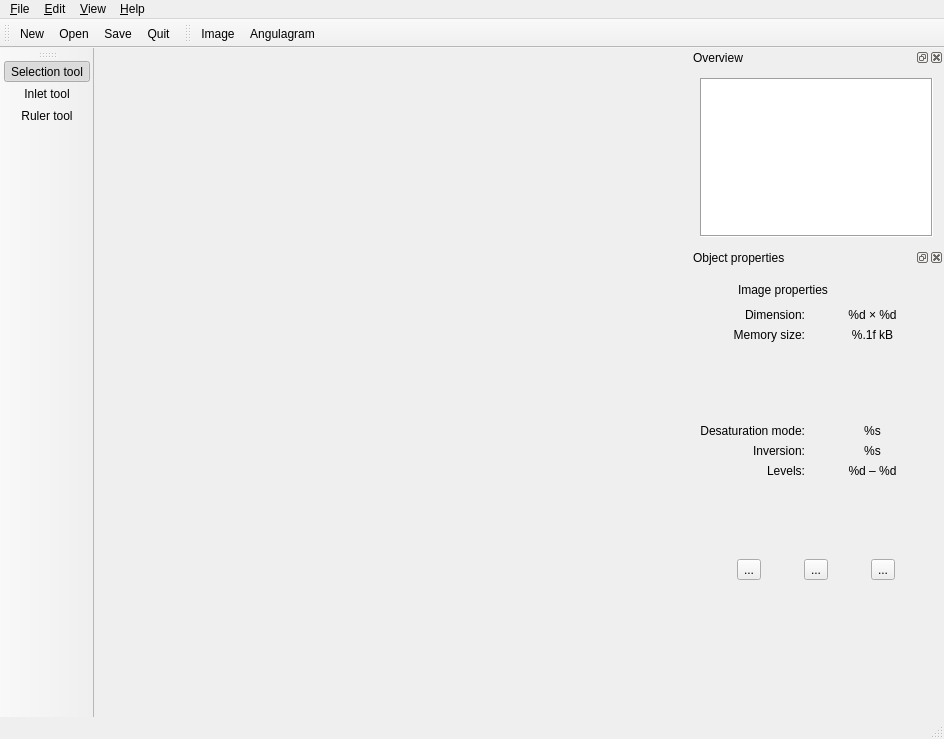
The window that topino/ui/mainwindow.ui (XXY1227/topino) describes before a commit, drawn with Qt 5.
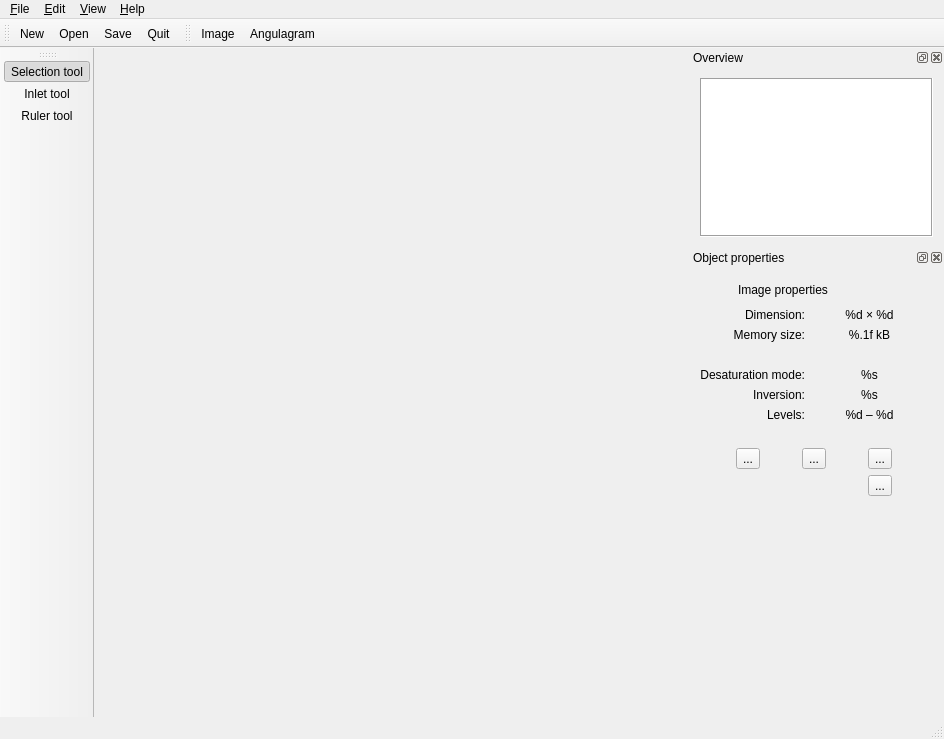
The same window after the commit. The open tabs and pages were chosen to show the change. Icons and pictures are not drawn.

Commit message: Added export functions for data and images

Diff of the .ui file:
```diff
--- a/topino/ui/mainwindow.ui
+++ b/topino/ui/mainwindow.ui
@@ -210,8 +210,8 @@
       <rect>
        <x>0</x>
        <y>0</y>
-       <width>256</width>
-       <height>400</height>
+       <width>250</width>
+       <height>500</height>
       </rect>
      </property>
      <property name="sizePolicy">
@@ -233,53 +233,9 @@
       <number>4</number>
      </property>
      <widget class="QWidget" name="general">
-      <layout class="QGridLayout" name="gridLayout_4">
-       <item row="1" column="3">
-        <widget class="QLabel" name="propImageDimension">
-         <property name="sizePolicy">
-          <sizepolicy hsizetype="Preferred" vsizetype="Preferred">
-           <horstretch>5</horstretch>
-           <verstretch>0</verstretch>
-          </sizepolicy>
-         </property>
-         <property name="text">
-          <string>%d × %d</string>
-         </property>
-         <property name="alignment">
-          <set>Qt::AlignCenter</set>
-         </property>
-        </widget>
-       </item>
-       <item row="0" column="0">
-        <widget class="QLabel" name="label_13">
-         <property name="minimumSize">
-          <size>
-           <width>32</width>
-           <height>24</height>
-          </size>
-         </property>
-         <property name="maximumSize">
-          <size>
-           <width>32</width>
-           <height>24</height>
-          </size>
-         </property>
-         <property name="text">
-          <string/>
-         </property>
-         <property name="textFormat">
-          <enum>Qt::PlainText</enum>
-         </property>
-         <property name="pixmap">
-          <pixmap resource="../topino.qrc">:/ui/toolicons/image.png</pixmap>
-         </property>
-         <property name="scaledContents">
-          <bool>false</bool>
-         </property>
-        </widget>
-       </item>
-       <item row="6" column="0" colspan="3">
-        <widget class="QLabel" name="label_26">
+      <layout class="QGridLayout" name="gridLayout_4" rowstretch="0,0,0,0,0,0,0,0,0,0,0,200">
+       <item row="1" column="0" colspan="3">
+        <widget class="QLabel" name="label_21">
          <property name="sizePolicy">
           <sizepolicy hsizetype="Preferred" vsizetype="Preferred">
            <horstretch>1</horstretch>
@@ -287,13 +243,62 @@
           </sizepolicy>
          </property>
          <property name="text">
-          <string>Levels:</string>
+          <string>Dimension:</string>
          </property>
          <property name="alignment">
           <set>Qt::AlignRight|Qt::AlignTrailing|Qt::AlignVCenter</set>
          </property>
         </widget>
        </item>
+       <item row="11" column="0" colspan="4">
+        <spacer name="verticalSpacer_6">
+         <property name="orientation">
+          <enum>Qt::Vertical</enum>
+         </property>
+         <property name="sizeHint" stdset="0">
+          <size>
+           <width>20</width>
+           <height>40</height>
+          </size>
+         </property>
+        </spacer>
+       </item>
+       <item row="5" column="3">
+        <widget class="QLabel" name="propImageInversion">
+         <property name="text">
+          <string>%s</string>
+         </property>
+         <property name="alignment">
+          <set>Qt::AlignCenter</set>
+         </property>
+        </widget>
+       </item>
+       <item row="4" column="3">
+        <widget class="QLabel" name="propImageDesatMode">
+         <property name="text">
+          <string>%s</string>
+         </property>
+         <property name="alignment">
+          <set>Qt::AlignCenter</set>
+         </property>
+        </widget>
+       </item>
+       <item row="2" column="3">
+        <widget class="QLabel" name="propImageSize">
+         <property name="sizePolicy">
+          <sizepolicy hsizetype="Preferred" vsizetype="Preferred">
+           <horstretch>5</horstretch>
+           <verstretch>0</verstretch>
+          </sizepolicy>
+         </property>
+         <property name="text">
+          <string>%.1f kB</string>
+         </property>
+         <property name="alignment">
+          <set>Qt::AlignCenter</set>
+         </property>
+        </widget>
+       </item>
        <item row="0" column="1" colspan="3">
         <widget class="QLabel" name="label_19">
          <property name="text">
@@ -301,6 +306,19 @@
          </property>
         </widget>
        </item>
+       <item row="8" column="0" colspan="4">
+        <spacer name="verticalSpacer_2">
+         <property name="orientation">
+          <enum>Qt::Vertical</enum>
+         </property>
+         <property name="sizeHint" stdset="0">
+          <size>
+           <width>20</width>
+           <height>20</height>
+          </size>
+         </property>
+        </spacer>
+       </item>
        <item row="5" column="0" colspan="3">
         <widget class="QLabel" name="label_25">
          <property name="sizePolicy">
@@ -317,24 +335,8 @@
          </property>
         </widget>
        </item>
-       <item row="2" column="3">
-        <widget class="QLabel" name="propImageSize">
-         <property name="sizePolicy">
-          <sizepolicy hsizetype="Preferred" vsizetype="Preferred">
-           <horstretch>5</horstretch>
-           <verstretch>0</verstretch>
-          </sizepolicy>
-         </property>
-         <property name="text">
-          <string>%.1f kB</string>
-         </property>
-         <property name="alignment">
-          <set>Qt::AlignCenter</set>
-         </property>
-        </widget>
-       </item>
-       <item row="2" column="0" colspan="3">
-        <widget class="QLabel" name="label_22">
+       <item row="6" column="0" colspan="3">
+        <widget class="QLabel" name="label_26">
          <property name="sizePolicy">
           <sizepolicy hsizetype="Preferred" vsizetype="Preferred">
            <horstretch>1</horstretch>
@@ -342,25 +344,40 @@
           </sizepolicy>
          </property>
          <property name="text">
-          <string>Memory size:</string>
+          <string>Levels:</string>
          </property>
          <property name="alignment">
           <set>Qt::AlignRight|Qt::AlignTrailing|Qt::AlignVCenter</set>
          </property>
         </widget>
        </item>
-       <item row="3" column="0" colspan="4">
-        <spacer name="verticalSpacer_5">
-         <property name="orientation">
-          <enum>Qt::Vertical</enum>
+       <item row="0" column="0">
+        <widget class="QLabel" name="label_13">
+         <property name="minimumSize">
+          <size>
+           <width>32</width>
+           <height>24</height>
+          </size>
          </property>
-         <property name="sizeHint" stdset="0">
+         <property name="maximumSize">
           <size>
-           <width>10</width>
-           <height>20</height>
+           <width>32</width>
+           <height>24</height>
           </size>
          </property>
-        </spacer>
+         <property name="text">
+          <string/>
+         </property>
+         <property name="textFormat">
+          <enum>Qt::PlainText</enum>
+         </property>
+         <property name="pixmap">
+          <pixmap resource="../topino.qrc">:/ui/toolicons/image.png</pixmap>
+         </property>
+         <property name="scaledContents">
+          <bool>false</bool>
+         </property>
+        </widget>
        </item>
        <item row="4" column="0" colspan="3">
         <widget class="QLabel" name="label_24">
@@ -378,84 +395,19 @@
          </property>
         </widget>
        </item>
-       <item row="1" column="0" colspan="3">
-        <widget class="QLabel" name="label_21">
-         <property name="sizePolicy">
-          <sizepolicy hsizetype="Preferred" vsizetype="Preferred">
-           <horstretch>1</horstretch>
-           <verstretch>0</verstretch>
-          </sizepolicy>
-         </property>
+       <item row="6" column="3">
+        <widget class="QLabel" name="propImageLevels">
          <property name="text">
-          <string>Dimension:</string>
+          <string>%d – %d</string>
          </property>
          <property name="alignment">
-          <set>Qt::AlignRight|Qt::AlignTrailing|Qt::AlignVCenter</set>
+          <set>Qt::AlignCenter</set>
          </property>
         </widget>
        </item>
-       <item row="8" column="0" colspan="4">
-        <spacer name="verticalSpacer_2">
-         <property name="orientation">
-          <enum>Qt::Vertical</enum>
-         </property>
-         <property name="sizeHint" stdset="0">
-          <size>
-           <width>20</width>
-           <height>20</height>
-          </size>
-         </property>
-        </spacer>
-       </item>
        <item row="10" column="0" colspan="4">
-        <layout class="QHBoxLayout" name="horizontalLayout_2" stretch="0,0,0">
-         <item>
-          <widget class="QToolButton" name="toolEditImage">
-           <property name="toolTip">
-            <string>Preprocess image</string>
-           </property>
-           <property name="statusTip">
-            <string>Select options for preprocessing the image to make it ready for angulargram creation</string>
-           </property>
-           <property name="text">
-            <string>...</string>
-           </property>
-           <property name="icon">
-            <iconset resource="../topino.qrc">
-             <normaloff>:/ui/toolicons/image_edit.png</normaloff>:/ui/toolicons/image_edit.png</iconset>
-           </property>
-           <property name="iconSize">
-            <size>
-             <width>64</width>
-             <height>32</height>
-            </size>
-           </property>
-          </widget>
-         </item>
-         <item>
-          <widget class="QToolButton" name="toolSwitchImage">
-           <property name="toolTip">
-            <string>Swap source and processed image</string>
-           </property>
-           <property name="statusTip">
-            <string>Swap source and processed image</string>
-           </property>
-           <property name="text">
-            <string>...</string>
-           </property>
-           <property name="icon">
-            <iconset resource="../topino.qrc">
-             <normaloff>:/ui/toolicons/image_switch.png</normaloff>:/ui/toolicons/image_switch.png</iconset>
-           </property>
-           <property name="iconSize">
-            <size>
-             <width>64</width>
-             <height>32</height>
-            </size>
-           </property>
-          </widget>
-         </item>
-         <item>
+        <layout class="QGridLayout" name="gridLayout_8">
+         <item row="0" column="2">
           <widget class="QToolButton" name="toolResetImage">
            <property name="toolTip">
             <string>Resets the processed image</string>
@@ -478,51 +430,122 @@
            </property>
           </widget>
          </item>
+         <item row="0" column="1">
+          <widget class="QToolButton" name="toolSwitchImage">
+           <property name="toolTip">
+            <string>Swap source and processed image</string>
+           </property>
+           <property name="statusTip">
+            <string>Swap source and processed image</string>
+           </property>
+           <property name="text">
+            <string>...</string>
+           </property>
+           <property name="icon">
+            <iconset resource="../topino.qrc">
+             <normaloff>:/ui/toolicons/image_switch.png</normaloff>:/ui/toolicons/image_switch.png</iconset>
+           </property>
+           <property name="iconSize">
+            <size>
+             <width>64</width>
+             <height>32</height>
+            </size>
+           </property>
+          </widget>
+         </item>
+         <item row="0" column="0">
+          <widget class="QToolButton" name="toolEditImage">
+           <property name="toolTip">
+            <string>Preprocess image</string>
+           </property>
+           <property name="statusTip">
+            <string>Select options for preprocessing the image to make it ready for angulargram creation</string>
+           </property>
+           <property name="text">
+            <string>...</string>
+           </property>
+           <property name="icon">
+            <iconset resource="../topino.qrc">
+             <normaloff>:/ui/toolicons/image_edit.png</normaloff>:/ui/toolicons/image_edit.png</iconset>
+           </property>
+           <property name="iconSize">
+            <size>
+             <width>64</width>
+             <height>32</height>
+            </size>
+           </property>
+          </widget>
+         </item>
+         <item row="1" column="2">
+          <widget class="QToolButton" name="toolExportImage">
+           <property name="toolTip">
+            <string>Export the analysis image</string>
+           </property>
+           <property name="statusTip">
+            <string>Exports the analysis image as raster or vector image</string>
+           </property>
+           <property name="text">
+            <string>...</string>
+           </property>
+           <property name="icon">
+            <iconset resource="../topino.qrc">
+             <normaloff>:/ui/toolicons/image_edit.png</normaloff>:/ui/toolicons/image_edit.png</iconset>
+           </property>
+           <property name="iconSize">
+            <size>
+             <width>64</width>
+             <height>32</height>
+            </size>
+           </property>
+          </widget>
+         </item>
         </layout>
        </item>
-       <item row="11" column="0" colspan="4">
-        <spacer name="verticalSpacer_6">
+       <item row="1" column="3">
+        <widget class="QLabel" name="propImageDimension">
+         <property name="sizePolicy">
+          <sizepolicy hsizetype="Preferred" vsizetype="Preferred">
+           <horstretch>5</horstretch>
+           <verstretch>0</verstretch>
+          </sizepolicy>
+         </property>
+         <property name="text">
+          <string>%d × %d</string>
+         </property>
+         <property name="alignment">
+          <set>Qt::AlignCenter</set>
+         </property>
+        </widget>
+       </item>
+       <item row="2" column="0" colspan="3">
+        <widget class="QLabel" name="label_22">
+         <property name="sizePolicy">
+          <sizepolicy hsizetype="Preferred" vsizetype="Preferred">
+           <horstretch>1</horstretch>
+           <verstretch>0</verstretch>
+          </sizepolicy>
+         </property>
+         <property name="text">
+          <string>Memory size:</string>
+         </property>
+         <property name="alignment">
+          <set>Qt::AlignRight|Qt::AlignTrailing|Qt::AlignVCenter</set>
+         </property>
+        </widget>
+       </item>
+       <item row="3" column="0" colspan="4">
+        <spacer name="verticalSpacer_5">
          <property name="orientation">
           <enum>Qt::Vertical</enum>
          </property>
          <property name="sizeHint" stdset="0">
           <size>
-           <width>20</width>
-           <height>40</height>
+           <width>10</width>
+           <height>20</height>
           </size>
          </property>
         </spacer>
        </item>
-       <item row="4" column="3">
-        <widget class="QLabel" name="propImageDesatMode">
-         <property name="text">
-          <string>%s</string>
-         </property>
-         <property name="alignment">
-          <set>Qt::AlignCenter</set>
-         </property>
-        </widget>
-       </item>
-       <item row="5" column="3">
-        <widget class="QLabel" name="propImageInversion">
-         <property name="text">
-          <string>%s</string>
-         </property>
-         <property name="alignment">
-          <set>Qt::AlignCenter</set>
-         </property>
-        </widget>
-       </item>
-       <item row="6" column="3">
-        <widget class="QLabel" name="propImageLevels">
-         <property name="text">
-          <string>%d – %d</string>
-         </property>
-         <property name="alignment">
-          <set>Qt::AlignCenter</set>
-         </property>
-        </widget>
-       </item>
       </layout>
      </widget>
      <widget class="QWidget" name="multiple">
```
Left out of the diff: 91 changed lines with no effect on the pictures. The commit also changes 6 other files.
